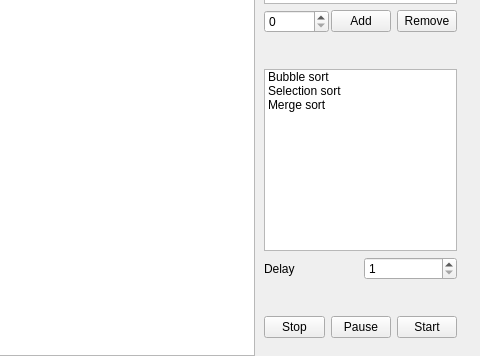
First picture: the form in lab2/drawwindow.ui, repository Megarekrut65/4sem-ooop-lab2, before the edit; both pictures show x 745 to 1225 and y 244 to 600 of the 1225 by 600 pixel window.
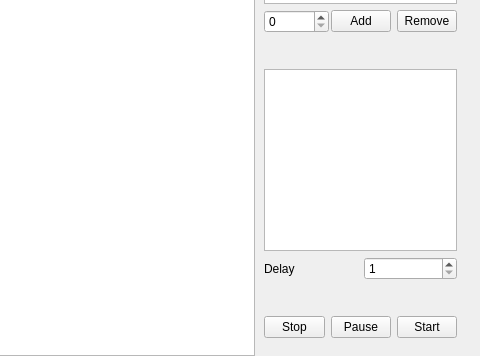
Second picture: the form after the edit.

Commit message: Edited remove button

Patch:
```diff
--- a/lab2/drawwindow.ui
+++ b/lab2/drawwindow.ui
@@ -160,21 +160,9 @@
     </item>
     <item>
      <widget class="QListWidget" name="sorts_listWidget">
-      <item>
-       <property name="text">
-        <string>Bubble sort</string>
-       </property>
-      </item>
-      <item>
-       <property name="text">
-        <string>Selection sort</string>
-       </property>
-      </item>
-      <item>
-       <property name="text">
-        <string>Merge sort</string>
-       </property>
-      </item>
+      <property name="editTriggers">
+       <set>QAbstractItemView::CurrentChanged|QAbstractItemView::DoubleClicked|QAbstractItemView::SelectedClicked</set>
+      </property>
      </widget>
     </item>
     <item>
```
Left out of the diff: 6 changed lines with no effect on the pictures. The commit also changes 2 other files.
